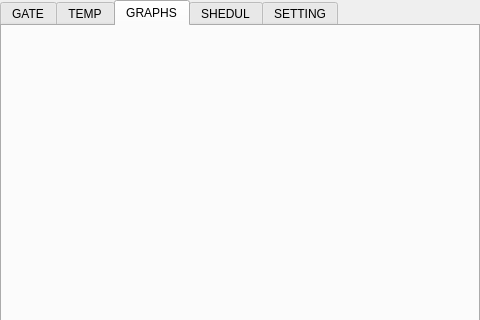
This is homecontrol.ui in nakoukal/HomeControl as Qt 5 draws it before an edit; both pictures show x 0 to 480 and y 0 to 320 of the 480 by 640 pixel window. The edited form follows.
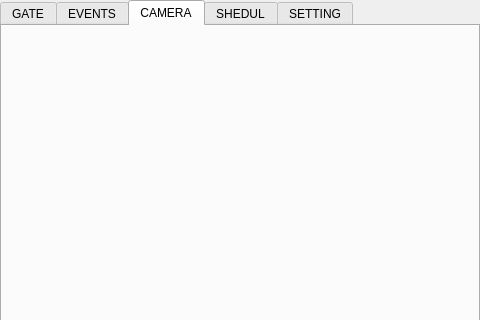
This is the edited form. The open tabs and pages were chosen to show the change.

Patch:
```diff
--- a/homecontrol.ui
+++ b/homecontrol.ui
@@ -269,7 +269,7 @@
       </widget>
       <widget class="QWidget" name="TabTemp">
        <attribute name="title">
-        <string>TEMP</string>
+        <string>EVENTS</string>
        </attribute>
        <layout class="QVBoxLayout" name="verticalLayout_3">
         <item>
@@ -279,7 +279,7 @@
       </widget>
       <widget class="QWidget" name="TabGraphs">
        <attribute name="title">
-        <string>GRAPHS</string>
+        <string>CAMERA</string>
        </attribute>
        <layout class="QVBoxLayout" name="verticalLayout" stretch="1,2">
         <item>
```
Left out of the diff: 38 changed lines with no effect on the pictures.
